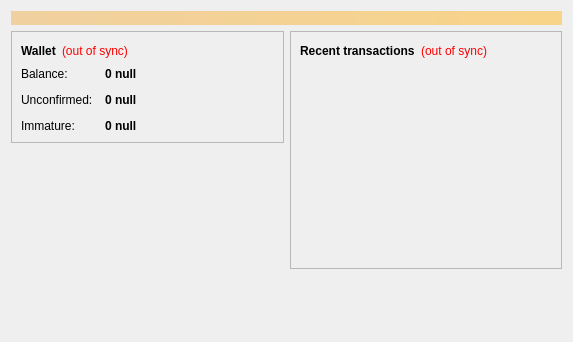
Before: the Qt Designer form src/qt/forms/overviewpage.ui in null-project/null, drawn with Qt 5.
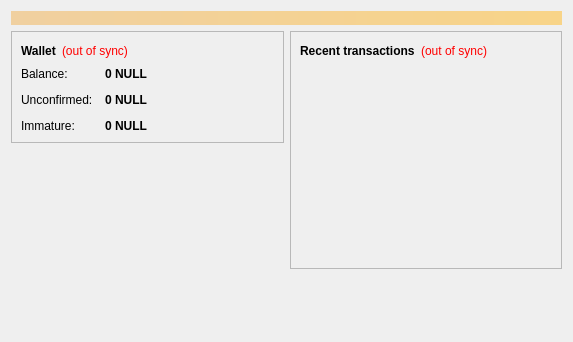
After: the same form once the commit is applied.

```diff
--- a/src/qt/forms/overviewpage.ui
+++ b/src/qt/forms/overviewpage.ui
@@ -122,7 +122,7 @@
                <string>Your current balance</string>
               </property>
               <property name="text">
-               <string notr="true">0 null</string>
+               <string notr="true">0 NULL</string>
               </property>
               <property name="textInteractionFlags">
                <set>Qt::LinksAccessibleByMouse|Qt::TextSelectableByKeyboard|Qt::TextSelectableByMouse</set>
@@ -151,7 +151,7 @@
                <string>Total of transactions that have yet to be confirmed, and do not yet count toward the current balance</string>
               </property>
               <property name="text">
-               <string notr="true">0 null</string>
+               <string notr="true">0 NULL</string>
               </property>
               <property name="textInteractionFlags">
                <set>Qt::LinksAccessibleByMouse|Qt::TextSelectableByKeyboard|Qt::TextSelectableByMouse</set>
@@ -177,7 +177,7 @@
                <string>Mined balance that has not yet matured</string>
               </property>
               <property name="text">
-               <string notr="true">0 null</string>
+               <string notr="true">0 NULL</string>
               </property>
               <property name="textInteractionFlags">
                <set>Qt::LinksAccessibleByMouse|Qt::TextSelectableByKeyboard|Qt::TextSelectableByMouse</set>
```
